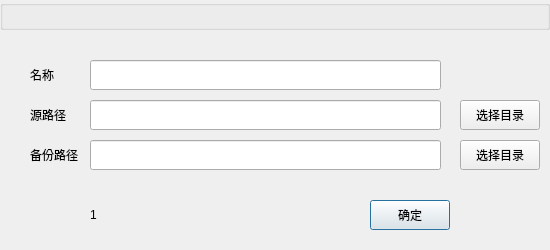
realth000/backtoop, file src/gui/inputbakpathwindow.ui: the form before one commit.
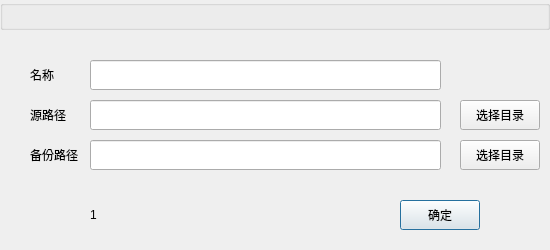
The form after the commit. Custom widgets are drawn as their Qt base class.

```diff
--- a/src/gui/inputbakpathwindow.ui
+++ b/src/gui/inputbakpathwindow.ui
@@ -59,7 +59,7 @@
   <widget class="QPushButton" name="okButton">
    <property name="geometry">
     <rect>
-     <x>370</x>
+     <x>400</x>
      <y>200</y>
      <width>80</width>
      <height>30</height>
```
